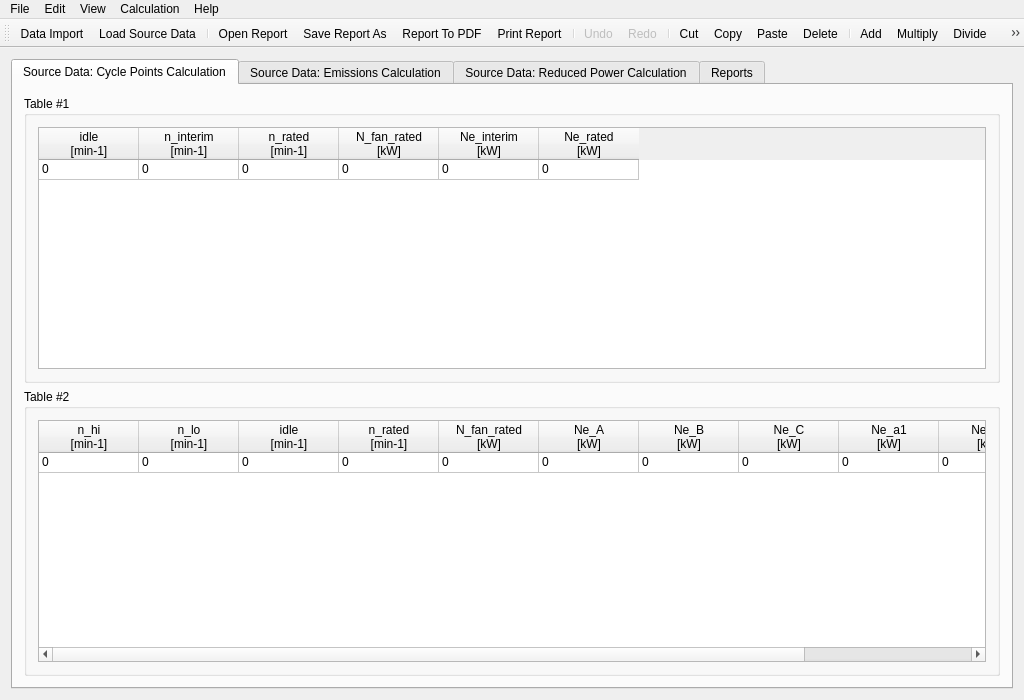
Old version of the form Qr49/qr49.ui in the repository pa23/r49.
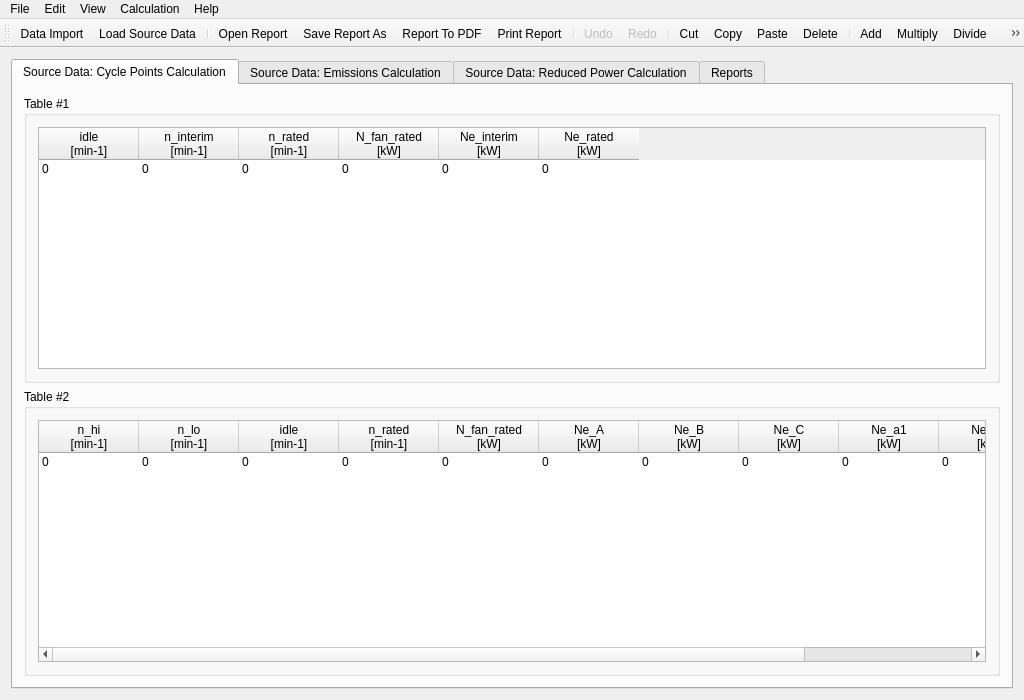
New version of the form. The open tabs and pages were chosen to show the change. Icons and pictures are not drawn.

Commit message: Scrolling table during data importing. Active table has grid. Autoswitching to tab after calculation fixed.

```diff
--- a/Qr49/qr49.ui
+++ b/Qr49/qr49.ui
@@ -63,6 +63,9 @@
                <property name="selectionMode">
                 <enum>QAbstractItemView::ContiguousSelection</enum>
                </property>
+               <property name="gridStyle">
+                <enum>Qt::NoPen</enum>
+               </property>
                <attribute name="horizontalHeaderDefaultSectionSize">
                 <number>100</number>
                </attribute>
@@ -162,6 +165,9 @@
                <property name="selectionMode">
                 <enum>QAbstractItemView::ContiguousSelection</enum>
                </property>
+               <property name="gridStyle">
+                <enum>Qt::NoPen</enum>
+               </property>
                <attribute name="verticalHeaderVisible">
                 <bool>false</bool>
                </attribute>
```
Left out of the diff: 6 changed lines with no effect on the pictures. The commit also changes 2 other files.
